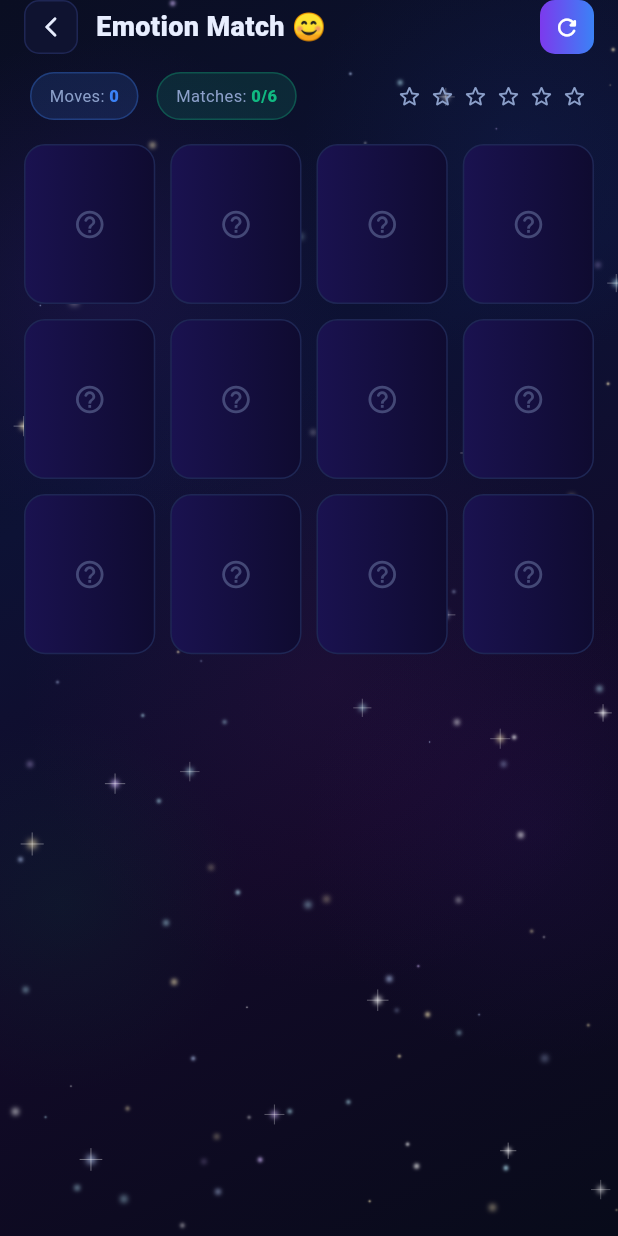
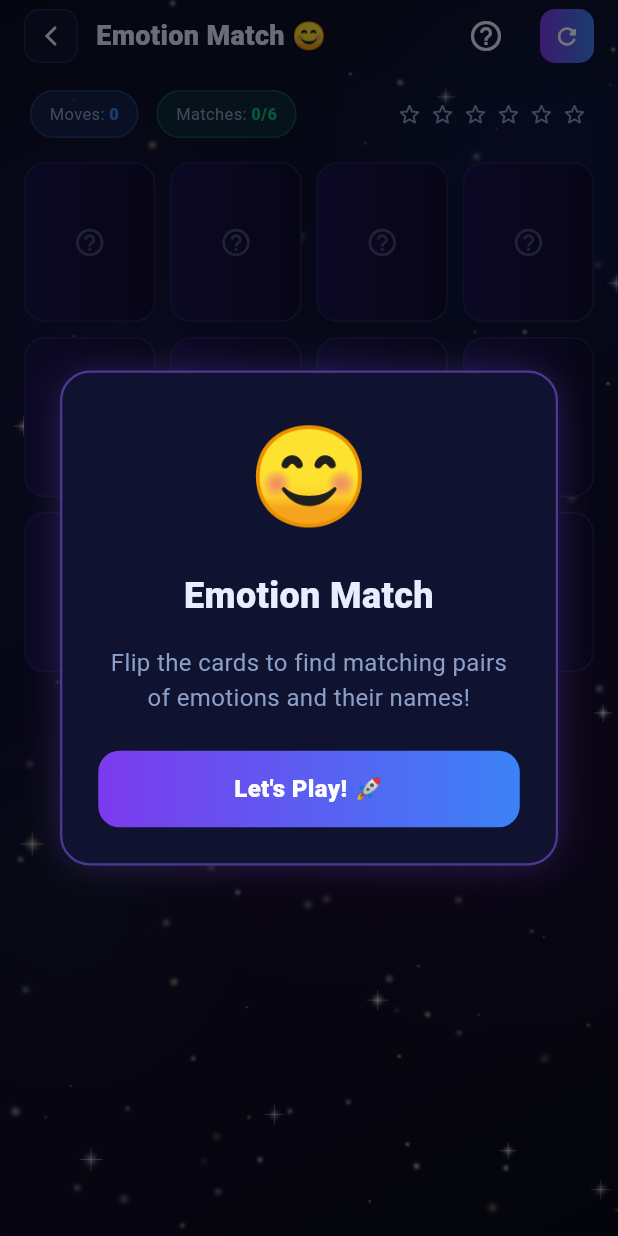
Before and after one commit to ahmedmostafa44/Autism_graduation_project, a Flutter app: the EmotionMatchGame screen opened by its route, on a phone screen of 412 x 824 dp. Run offline on Flutter 3.47's test engine with Material 3 defaults, Android fonts, the phone set to English and light mode, and no system bars; our stand-ins replace audioplayers, cloud_firestore, equatable, firebase_auth, firebase_core, flutter_bloc and 7 more; accounts and stored records are empty; Roboto replaces fonts that are missing (Nunito).

Commit message:
Adding the sound effects and tutorial guide for each game

```diff
--- /dev/null
+++ b/lib/core/services/audio_service.dart
@@ -0,0 +1,31 @@
+import 'package:audioplayers/audioplayers.dart';
+
+class AudioService {
+  static final AudioService instance = AudioService._internal();
+
+  factory AudioService() => instance;
+
+  AudioService._internal();
+
+  final AudioPlayer _player = AudioPlayer();
+
+  Future<void> playSuccessSound() async {
+    try {
+      await _player.play(AssetSource('sounds/WiningSound.wav'));
+    } catch (e) {
+      // Ignore if sound fails
+    }
+  }
+
+  Future<void> playFailureSound() async {
+    try {
+      await _player.play(AssetSource('sounds/LosingSound.wav'));
+    } catch (e) {
+      // Ignore if sound fails
+    }
+  }
+
+  void dispose() {
+    _player.dispose();
+  }
+}
--- /dev/null
+++ b/lib/core/widgets/game_guide_dialog.dart
@@ -0,0 +1,93 @@
+import 'package:flutter/material.dart';
+import 'package:autism_app/core/theme/app_theme.dart';
+import 'package:autism_app/core/widgets/galaxy_widgets.dart';
+
+class GameGuideDialog extends StatelessWidget {
+  final String title;
+  final String description;
+  final String icon;
+  final bool isDark;
+
+  const GameGuideDialog({
+    super.key,
+    required this.title,
+    required this.description,
+    required this.icon,
+    required this.isDark,
+  });
+
+  static void show(BuildContext context, {
+    required String title,
+    required String description,
+    required String icon,
+    required bool isDark,
+  }) {
+    showDialog(
+      context: context,
+      builder: (context) => GameGuideDialog(
+        title: title,
+        description: description,
+        icon: icon,
+        isDark: isDark,
+      ),
+    );
+  }
+
+  @override
+  Widget build(BuildContext context) {
+    return Dialog(
+      backgroundColor: Colors.transparent,
+      child: GalaxyCard(
+        glowing: true,
+        padding: const EdgeInsets.all(24),
+        child: Column(
+          mainAxisSize: MainAxisSize.min,
+          children: [
+            Text(icon, style: const TextStyle(fontSize: 64)),
+            const SizedBox(height: 16),
+            Text(title,
+                textAlign: TextAlign.center,
+                style: TextStyle(
+                  fontSize: 24,
+                  fontWeight: FontWeight.w900,
+                  color: GalaxyColors.textPrimary(isDark),
+                  fontFamily: 'Nunito',
+                )),
+            const SizedBox(height: 16),
+            Text(description,
+                textAlign: TextAlign.center,
+                style: TextStyle(
+                  fontSize: 16,
+                  color: GalaxyColors.textSecond(isDark),
+                  fontFamily: 'Nunito',
+                )),
+            const SizedBox(height: 24),
+            GestureDetector(
+              onTap: () => Navigator.of(context).pop(),
+              child: Container(
+                width: double.infinity,
+                padding: const EdgeInsets.symmetric(vertical: 14),
+                decoration: BoxDecoration(
+                  gradient: const LinearGradient(colors: [
+                    GalaxyColors.nebulaPurple,
+                    GalaxyColors.cosmicBlue
+                  ]),
+                  borderRadius: BorderRadius.circular(14),
+                ),
+                child: const Center(
+                  child: Text('Let\'s Play! 🚀',
+                      style: TextStyle(
+                        color: Colors.white,
+                        fontWeight: FontWeight.w800,
+                        fontFamily: 'Nunito',
+                        fontSize: 16,
+                      )),
+                ),
+              ),
+            ),
+          ],
+        ),
+      ),
+    );
+  }
+}
--- a/lib/features/games/presentation/pages/emotion_match_game.dart
+++ b/lib/features/games/presentation/pages/emotion_match_game.dart
@@ -5,6 +5,8 @@ import 'package:autism_app/core/services/game_result_service.dart';
 import 'package:autism_app/core/theme/app_theme.dart';
 import 'package:autism_app/core/bloc/theme_bloc.dart';
 import 'package:autism_app/core/widgets/galaxy_widgets.dart';
+import 'package:autism_app/core/services/audio_service.dart';
+import 'package:autism_app/core/widgets/game_guide_dialog.dart';
 
 // ─── Game State ─────────────────────────────────────────────────────────────
 
@@ -70,6 +72,17 @@ class _EmotionMatchGameState extends State<EmotionMatchGame>
         vsync: this, duration: const Duration(milliseconds: 600));
     _winScale = CurvedAnimation(parent: _winController, curve: Curves.elasticOut);
     _initGame();
+    WidgetsBinding.instance.addPostFrameCallback((_) => _showGuide());
+  }
+
+  void _showGuide() {
+    GameGuideDialog.show(
+      context,
+      title: 'Emotion Match',
+      description: 'Flip the cards to find matching pairs of emotions and their names!',
+      icon: '😊',
+      isDark: context.read<ThemeBloc>().state.isDark,
+    );
   }
 
   @override
@@ -122,6 +135,7 @@ class _EmotionMatchGameState extends State<EmotionMatchGame>
         first.id != card.id;
 
     if (isMatch) {
+      AudioService.instance.playSuccessSound();
       setState(() {
         first.isMatched = true;
         card.isMatched = true;
@@ -141,6 +155,7 @@ class _EmotionMatchGameState extends State<EmotionMatchGame>
         );
       }
     } else {
+      AudioService.instance.playFailureSound();
       await Future.delayed(const Duration(milliseconds: 400));
       setState(() {
         first.isFlipped = false;
@@ -190,6 +205,14 @@ class _EmotionMatchGameState extends State<EmotionMatchGame>
                               fontFamily: 'Nunito',
                             )),
                       ),
+                      IconButton(
+                        icon: const Icon(Icons.help_outline_rounded),
+                        color: GalaxyColors.textPrimary(isDark),
+                        onPressed: _showGuide,
+                        padding: EdgeInsets.zero,
+                        constraints: const BoxConstraints(),
+                      ),
+                      const SizedBox(width: 12),
                       GestureDetector(
                         onTap: _initGame,
                         child: Container(
--- a/pubspec.yaml
+++ b/pubspec.yaml
@@ -37,6 +37,7 @@ dependencies:
   pdf:
     ^3.10.8 # PDF generation for parent report
   flutter_dotenv: ^6.0.0
+  audioplayers: ^6.6.0
     # Print / share PDF
     # Google Gemini Flutter SDK
 
@@ -50,4 +51,5 @@ flutter:
   assets:
     - assets/images/
     - assets/icons/
+    - assets/sounds/
     - .env
```
Also changed, not shown: lib/features/games/presentation/pages/color_match_game.dart (+20 -0 lines), lib/features/games/presentation/pages/color_sorting_game.dart (+27 -0 lines), lib/features/games/presentation/pages/number_fun_game.dart (+28 -0 lines), lib/features/games/presentation/pages/sequencing_game.dart (+23 -0 lines), lib/features/games/presentation/pages/word_builder_game.dart (+23 -0 lines), pubspec.lock, 7 other files.
